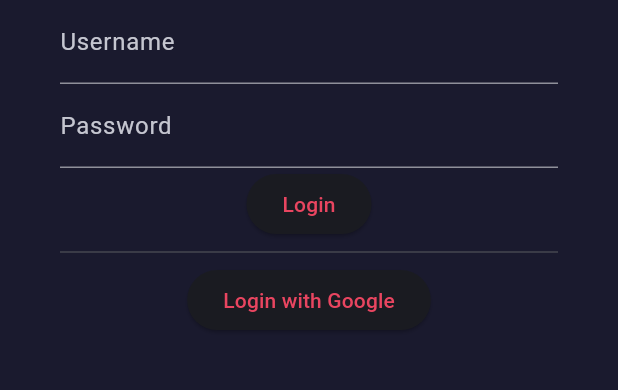
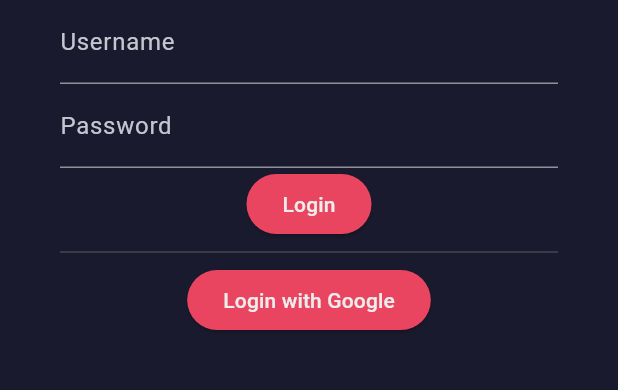
Before and after one commit to Minipoloalex/Pocket-Cinema, a Flutter app: the screen it shows after launch, on a phone screen of 412 x 824 dp, the part 465-855 px from its top. Run offline on Flutter 3.47's test engine with Material 2 defaults, Android fonts, the phone set to English and light mode, and no system bars.

Commit message:
add theme

```diff
--- a/movies_with_friends/lib/view/theme.dart
+++ b/movies_with_friends/lib/view/theme.dart
@@ -31,4 +31,10 @@ ThemeData applicationTheme = ThemeData(
   indicatorColor: _white,
   primaryTextTheme: Typography().white,
   iconTheme: const IconThemeData(color: _white),
+  elevatedButtonTheme: ElevatedButtonThemeData(
+      style: ElevatedButton.styleFrom(
+        backgroundColor: _pink, // background (button) color
+        foregroundColor: _white, // foreground (text) color
+      ),
+    ),
 );
```
